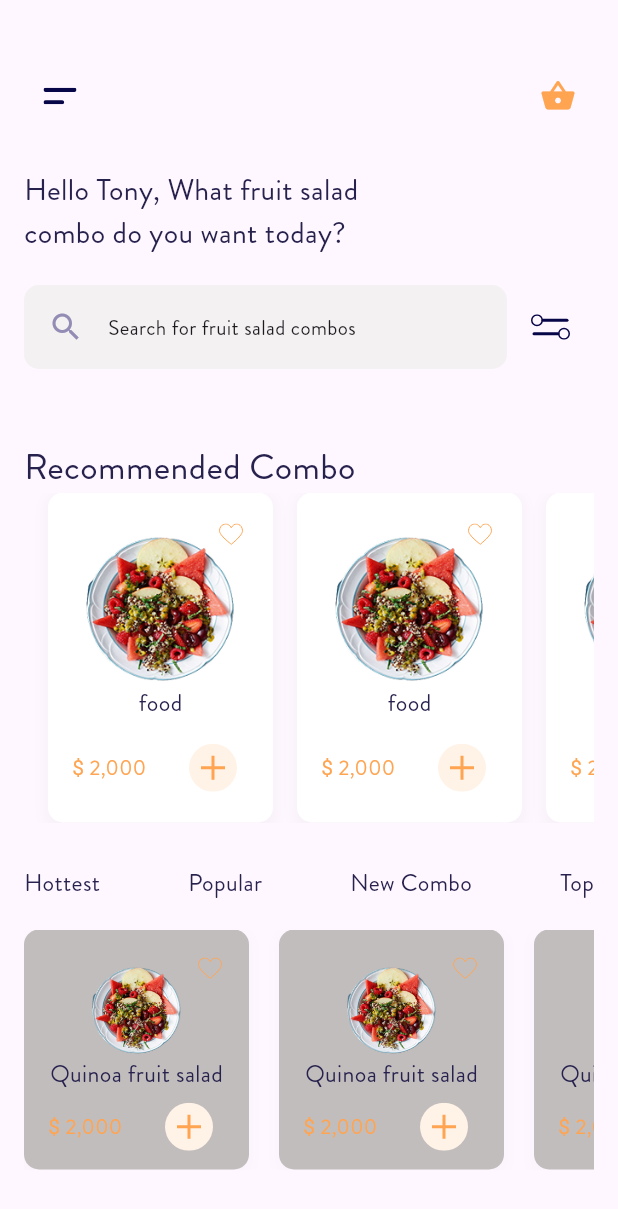
After one commit to tech-cell-eg/Round-4-mobile-foodApp, a Flutter app: the HomeView screen opened by its route, on a phone screen of 412 x 824 dp. The commit adds this screen. Shown: the top 1209 px of the screen. Run offline on Flutter 3.47's test engine with Material 3 defaults, Android fonts, the phone set to English and light mode, and no system bars; our stand-ins replace flutter_svg, go_router; project files that could hold a hidden picture were left out.

Commit message:
create home screen

```diff
--- a/lib/core/helper/app_router.dart
+++ b/lib/core/helper/app_router.dart
@@ -1,5 +1,6 @@
 import 'package:fruit_hub/features/autherntication_screen/presentation/authentication_view.dart';
 import 'package:fruit_hub/features/home/presentation/views/fruit_details_view.dart';
+import 'package:fruit_hub/features/home/presentation/views/home_view.dart';
 import 'package:fruit_hub/features/splash_screen/presentation/pages/splash_view.dart';
 import 'package:fruit_hub/features/welcome_screen/presentation/pages/welcome_view.dart';
 import 'package:go_router/go_router.dart';
@@ -10,8 +11,9 @@ abstract class AppRouter {
   static final router = GoRouter(
     routes: [
       GoRoute(
-          path: kSplashView,
-          builder: (context, state) => const SplashPage()),
+        path: kSplashView,
+        builder: (context, state) => const SplashPage(),
+      ),
       GoRoute(
         path: WelcomePage.kWelcomeView,
         name: "welcome",
@@ -27,6 +29,11 @@ abstract class AppRouter {
         name: "fruitDetails",
         builder: (context, state) => const FruitDetailsView(),
       ),
+      GoRoute(
+        path: HomeView.kHomeView,
+        name: "home",
+        builder: (context, state) => const HomeView(),
+      ),
     ],
   );
 }
--- a/lib/features/autherntication_screen/presentation/authentication_view.dart
+++ b/lib/features/autherntication_screen/presentation/authentication_view.dart
@@ -4,6 +4,7 @@ import 'package:fruit_hub/core/utils/app_colors.dart';
 import 'package:fruit_hub/core/utils/app_text_styles.dart';
 import 'package:fruit_hub/core/utils/widgets/custom_botton.dart';
 import 'package:fruit_hub/core/utils/widgets/custom_text_field.dart';
+import 'package:go_router/go_router.dart';
 
 class AuthenticationView extends StatelessWidget {
   const AuthenticationView({super.key});
@@ -53,7 +54,12 @@ class AuthenticationView extends StatelessWidget {
                     ),
                     CustomTextField(hintText: "password"),
                     const SizedBox(height: 16),
-                    CustomButton(text: 'Start Ordering'),
+                    CustomButton(
+                      text: 'Start Ordering',
+                      ontap: () {
+                        context.goNamed('home');
+                      },
+                    ),
                   ],
                 ),
               ),
--- a/lib/features/basket/presentation/views/my_basket_view.dart
+++ b/lib/features/basket/presentation/views/my_basket_view.dart
@@ -3,8 +3,6 @@ import 'package:fruit_hub/core/utils/app_colors.dart';
 import 'package:fruit_hub/core/utils/app_text_styles.dart';
 import 'package:fruit_hub/core/utils/widgets/go_back_icon.dart';
 import 'package:fruit_hub/features/basket/presentation/views/widgets/my_basket_view_body.dart';
-
-import '../../../../core/utils/app_icons.dart';
 
 class MyBasketView extends StatelessWidget {
   const MyBasketView({super.key});
--- /dev/null
+++ b/lib/features/home/presentation/views/home_view.dart
@@ -0,0 +1,112 @@
+import 'package:flutter/material.dart';
+import 'package:fruit_hub/core/utils/app_colors.dart';
+import 'package:fruit_hub/core/utils/app_text_styles.dart';
+import 'package:fruit_hub/features/home/presentation/views/widgets/custom_appbar.dart';
+import 'package:fruit_hub/features/home/presentation/views/widgets/fruit_card_builder.dart';
+import 'package:fruit_hub/features/home/presentation/views/widgets/fruit_text_selection.dart';
+import 'package:fruit_hub/features/home/presentation/views/widgets/recommended_combo_builder.dart';
+import 'package:fruit_hub/features/home/presentation/views/widgets/search_bar.dart';
+
+class HomeView extends StatefulWidget {
+  const HomeView({super.key});
+  static final String kHomeView = "/home";
+
+  @override
+  State<HomeView> createState() => _HomeViewState();
+}
+
+class _HomeViewState extends State<HomeView> {
+  int? selectedIndex; // Tracks which text is selected
+  final List<String> menuItems = ["Hottest", "Popular", "New Combo", "Top"];
+
+  // Widgets to show based on selection
+  final List<Widget> contentWidgets = [
+    HottestContent(),
+    PopularContent(),
+    ComboContent(),
+    TopContent(),
+  ];
+  @override
+  Widget build(BuildContext context) {
+    return Scaffold(
+      body: Padding(
+        padding: const EdgeInsets.all(16),
+        child: Column(
+          mainAxisAlignment: MainAxisAlignment.start,
+          children: [
+            Padding(
+              padding: const EdgeInsets.symmetric(vertical: 24),
+              child: CustomAppbar(),
+            ),
+            Row(
+              children: [
+                SizedBox(
+                  width: 250,
+                  child: Text(
+                    'Hello Tony, What fruit salad combo do you want today?',
+                    style: AppTextStyles.textStyle20,
+                  ),
+                ),
+              ],
+            ),
+            Padding(
+              padding: const EdgeInsets.symmetric(vertical: 20),
+              child: CustomSearchBar(),
+            ),
+            const Spacer(flex: 1),
+            Row(
+              children: [
+                Text('Recommended Combo', style: AppTextStyles.textStyle24),
+              ],
+            ),
+            RecommendedComboBuilder(),
+            const Spacer(flex: 1),
+            fruitTopicSelect(),
+
+            const SizedBox(height: 20),
+            FruitCardBuilder(),
+            const Spacer(flex: 1),
+          ],
+        ),
+      ),
+    );
+  }
+
+  Row fruitTopicSelect() {
+    return Row(
+      mainAxisAlignment: MainAxisAlignment.spaceBetween,
+      children: List.generate(menuItems.length, (index) {
+        final isSelected = selectedIndex == index;
+        return GestureDetector(
+          onTap: () => setState(() => selectedIndex = index),
+          child: Column(
+            mainAxisSize: MainAxisSize.min,
+            children: [
+              Text(
+                menuItems[index],
+                style:
+                    isSelected
+                        ? AppTextStyles.textStyle24.copyWith(
+                          fontWeight: FontWeight.bold,
+                          color: AppColors.blackColor,
+                        )
+                        : AppTextStyles.textStyle16,
+              ),
+              if (isSelected)
+                Row(
+                  children: [
+                    Container(
+                      margin: const EdgeInsets.only(top: 2),
+                      height: 2,
+                      width: menuItems[index].length * 4,
+                      color: AppColors.orangeColor,
+                    ),
+                  ],
+                ),
+            ],
+          ),
+        );
+      }),
+    );
+  }
+}
--- /dev/null
+++ b/lib/features/home/presentation/views/widgets/custom_appbar.dart
@@ -0,0 +1,29 @@
+import 'package:flutter/material.dart';
+import 'package:flutter_svg/svg.dart';
+import 'package:fruit_hub/core/utils/app_colors.dart';
+import 'package:fruit_hub/core/utils/app_icons.dart';
+
+class CustomAppbar extends StatelessWidget {
+  const CustomAppbar({super.key});
+
+  @override
+  Widget build(BuildContext context) {
+    return Row(
+      mainAxisAlignment: MainAxisAlignment.spaceBetween,
+      children: [
+        IconButton(
+          icon: SvgPicture.asset(AppIcons.drawerIcon),
+          onPressed: () {
+            Scaffold.of(context).openDrawer();
+          },
+        ),
+        IconButton(
+          icon: Icon(Icons.shopping_basket, color: AppColors.orangeColor),
+          onPressed: () {
+            Scaffold.of(context).openDrawer();
+          },
+        ),
+      ],
+    );
+  }
+}
--- /dev/null
+++ b/lib/features/home/presentation/views/widgets/fruit_card.dart
@@ -0,0 +1,88 @@
+import 'package:flutter/material.dart';
+import 'package:flutter_svg/svg.dart';
+import 'package:fruit_hub/core/utils/app_colors.dart';
+import 'package:fruit_hub/core/utils/app_icons.dart';
+import 'package:fruit_hub/core/utils/app_text_styles.dart';
+
+class FruitCard extends StatelessWidget {
+  const FruitCard({super.key});
+
+  @override
+  Widget build(BuildContext context) {
+    return GestureDetector(
+      onTap: () {},
+      child: Padding(
+        padding: const EdgeInsets.only(right: 8),
+        child: Container(
+          height: 160,
+          width: 150,
+          decoration: BoxDecoration(
+            borderRadius: BorderRadius.circular(10),
+            color:
+                AppColors.darkGrayColor, // Set your container background color
+            boxShadow: [
+              BoxShadow(
+                color: Colors.grey.withAlpha(10), // Shadow color
+                spreadRadius: 2, // How far the shadow extends
+                blurRadius: 7, // How soft the shadow is
+                offset: Offset(0, 3), // Changes shadow position (x,y)
+              ),
+            ],
+          ),
+          child: Stack(
+            children: [
+              // Main content
+              Center(
+                child: Column(
+                  mainAxisAlignment: MainAxisAlignment.center,
+                  children: [
+                    SizedBox(height: 20),
+                    Image.asset(
+                      'assets/images/food.png',
+                      height: 60,
+                      width: 60,
+                    ),
+                    Text(
+                      "Quinoa fruit salad",
+                      style: AppTextStyles.textStyle16,
+                      overflow: TextOverflow.ellipsis,
+                      maxLines: 1,
+                    ),
+                    Padding(
+                      padding: const EdgeInsets.symmetric(horizontal: 16),
+                      child: Row(
+                        children: [
+                          Text('\$ ', style: AppTextStyles.textStyle14),
+                          Text('2,000 ', style: AppTextStyles.textStyle14),
+                          Spacer(flex: 1),
+                          IconButton(
+                            icon: SvgPicture.asset(AppIcons.addFruitIcon),
+                            onPressed: () {},
+                          ),
+                        ],
+                      ),
+                    ),
+                  ],
+                ),
+              ),
+
+              // Love icon button in top right corner
+              Positioned(
+                top: 2,
+                right: 2,
+                child: IconButton(
+                  icon: SvgPicture.asset(
+                    AppIcons.favoriteIcon,
+                    height: 16,
+                    width: 16,
+                  ),
+                  onPressed: () {},
+                ),
+              ),
+            ],
+          ),
+        ),
+      ),
+    );
+  }
+}
--- /dev/null
+++ b/lib/features/home/presentation/views/widgets/fruit_card_builder.dart
@@ -0,0 +1,22 @@
+import 'package:flutter/material.dart';
+import 'package:fruit_hub/features/home/presentation/views/widgets/fruit_card.dart';
+
+class FruitCardBuilder extends StatelessWidget {
+  const FruitCardBuilder({super.key});
+
+  @override
+  Widget build(BuildContext context) {
+    return SizedBox(
+      height: 160,
+      child: ListView.separated(
+        scrollDirection: Axis.horizontal,
+        physics: const BouncingScrollPhysics(),
+        itemCount: 5,
+        separatorBuilder: (_, __) => const SizedBox(width: 12),
+        itemBuilder: (context, index) {
+          return FruitCard();
+        },
+      ),
+    );
+  }
+}
--- /dev/null
+++ b/lib/features/home/presentation/views/widgets/fruit_text_selection.dart
@@ -0,0 +1,50 @@
+// Example content widgets - you should create these in your widgets folder
+import 'package:flutter/material.dart';
+import 'package:fruit_hub/core/utils/app_text_styles.dart';
+
+class HottestContent extends StatelessWidget {
+  const HottestContent({super.key});
+
+  @override
+  Widget build(BuildContext context) {
+    return Column(
+      children: [Text('Hottest Items', style: AppTextStyles.textStyle20)],
+    );
+  }
+}
+
+class PopularContent extends StatelessWidget {
+  const PopularContent({super.key});
+
+  @override
+  Widget build(BuildContext context) {
+    return Column(
+      children: [
+        Text('Popular Items', style: AppTextStyles.textStyle20),
+        // Add your popular items content here
+      ],
+    );
+  }
+}
+
+class ComboContent extends StatelessWidget {
+  const ComboContent({super.key});
+
+  @override
+  Widget build(BuildContext context) {
+    return Column(
+      children: [Text('Combo Items', style: AppTextStyles.textStyle20)],
+    );
+  }
+}
+
+class TopContent extends StatelessWidget {
+  const TopContent({super.key});
+
+  @override
+  Widget build(BuildContext context) {
+    return Column(
+      children: [Text('Top Items', style: AppTextStyles.textStyle20)],
+    );
+  }
+}
--- /dev/null
+++ b/lib/features/home/presentation/views/widgets/recommended_combo.dart
@@ -0,0 +1,85 @@
+import 'package:flutter/material.dart';
+import 'package:flutter_svg/svg.dart';
+import 'package:fruit_hub/core/utils/app_icons.dart';
+import 'package:fruit_hub/core/utils/app_text_styles.dart';
+
+class RecommendedCombo extends StatelessWidget {
+  const RecommendedCombo({super.key});
+
+  @override
+  Widget build(BuildContext context) {
+    return GestureDetector(
+      onTap: () {},
+      child: Padding(
+        padding: const EdgeInsets.only(right: 8),
+        child: Container(
+          height: 200,
+          width: 150,
+          decoration: BoxDecoration(
+            borderRadius: BorderRadius.circular(10),
+            color: Colors.white,
+            boxShadow: [
+              BoxShadow(
+                color: Colors.grey.withAlpha(20),
+                spreadRadius: 2,
+                blurRadius: 7,
+                offset: Offset(0, 3),
+              ),
+            ],
+          ),
+          child: Stack(
+            children: [
+              Center(
+                child: Column(
+                  mainAxisAlignment: MainAxisAlignment.center,
+                  children: [
+                    SizedBox(height: 16),
+                    Image.asset(
+                      'assets/images/food.png',
+                      height: 100,
+                      width: 100,
+                    ),
+                    Text(
+                      "food",
+                      style: AppTextStyles.textStyle16,
+                      overflow: TextOverflow.ellipsis,
+                      maxLines: 1,
+                    ),
+                    SizedBox(height: 8),
+                    Padding(
+                      padding: const EdgeInsets.symmetric(horizontal: 16),
+                      child: Row(
+                        children: [
+                          Text('\$ ', style: AppTextStyles.textStyle14),
+                          Text('2,000 ', style: AppTextStyles.textStyle14),
+                          Spacer(flex: 1),
+                          IconButton(
+                            icon: SvgPicture.asset(AppIcons.addFruitIcon),
+                            onPressed: () {},
+                          ),
+                        ],
+                      ),
+                    ),
+                  ],
+                ),
+              ),
+
+              Positioned(
+                top: 4,
+                right: 4,
+                child: IconButton(
+                  icon: SvgPicture.asset(
+                    AppIcons.favoriteIcon,
+                    height: 16,
+                    width: 16,
+                  ),
+                  onPressed: () {},
+                ),
+              ),
+            ],
+          ),
+        ),
+      ),
+    );
+  }
+}
--- /dev/null
+++ b/lib/features/home/presentation/views/widgets/recommended_combo_builder.dart
@@ -0,0 +1,23 @@
+import 'package:flutter/material.dart';
+import 'package:fruit_hub/features/home/presentation/views/widgets/recommended_combo.dart';
+
+class RecommendedComboBuilder extends StatelessWidget {
+  const RecommendedComboBuilder({super.key});
+
+  @override
+  Widget build(BuildContext context) {
+    return SizedBox(
+      height: 220,
+      child: ListView.separated(
+        physics: const BouncingScrollPhysics(),
+        scrollDirection: Axis.horizontal,
+        padding: const EdgeInsets.symmetric(horizontal: 16),
+        itemCount: 5,
+        separatorBuilder: (context, index) => const SizedBox(width: 8),
+        itemBuilder: (context, index) {
+          return RecommendedCombo();
+        },
+      ),
+    );
+  }
+}
--- /dev/null
+++ b/lib/features/home/presentation/views/widgets/search_bar.dart
@@ -0,0 +1,49 @@
+import 'package:flutter/material.dart';
+import 'package:flutter_svg/svg.dart';
+import 'package:fruit_hub/core/utils/app_colors.dart';
+import 'package:fruit_hub/core/utils/app_icons.dart';
+import 'package:fruit_hub/core/utils/app_text_styles.dart';
+
+class CustomSearchBar extends StatelessWidget {
+  const CustomSearchBar({super.key});
+
+  @override
+  Widget build(BuildContext context) {
+    return SizedBox(
+      width: double.infinity,
+      height: 56,
+      child: Row(
+        children: [
+          Expanded(
+            child: Container(
+              decoration: BoxDecoration(
+                color: AppColors.mediamgrayColor,
+                borderRadius: BorderRadius.circular(10),
+              ),
+              height: double.infinity,
+              child: Row(
+                children: [
+                  Padding(
+                    padding: const EdgeInsets.symmetric(horizontal: 16),
+                    child: Icon(Icons.search, color: AppColors.lavenderColor),
+                  ),
+                  Text(
+                    'Search for fruit salad combos',
+                    style: TextStyle(
+                      fontFamily: AppTextStyles.fontFamily,
+                      fontSize: AppTextStyles.textStyle14.fontSize,
+                    ),
+                  ),
+                ],
+              ),
+            ),
+          ),
+          Padding(
+            padding: const EdgeInsets.symmetric(horizontal: 16),
+            child: SvgPicture.asset(AppIcons.filterIcon),
+          ),
+        ],
+      ),
+    );
+  }
+}
--- a/lib/features/welcome_screen/presentation/pages/welcome_view.dart
+++ b/lib/features/welcome_screen/presentation/pages/welcome_view.dart
@@ -56,7 +56,6 @@ class WelcomePage extends StatelessWidget {
                       context.goNamed('Authontication');
                     },
                   ),
-                  CustomButton(text: 'Let’s Continue'),
                 ],
               ),
             ),
```
Also changed, not shown: assets/icons/shopping-basket_icon.svg.
